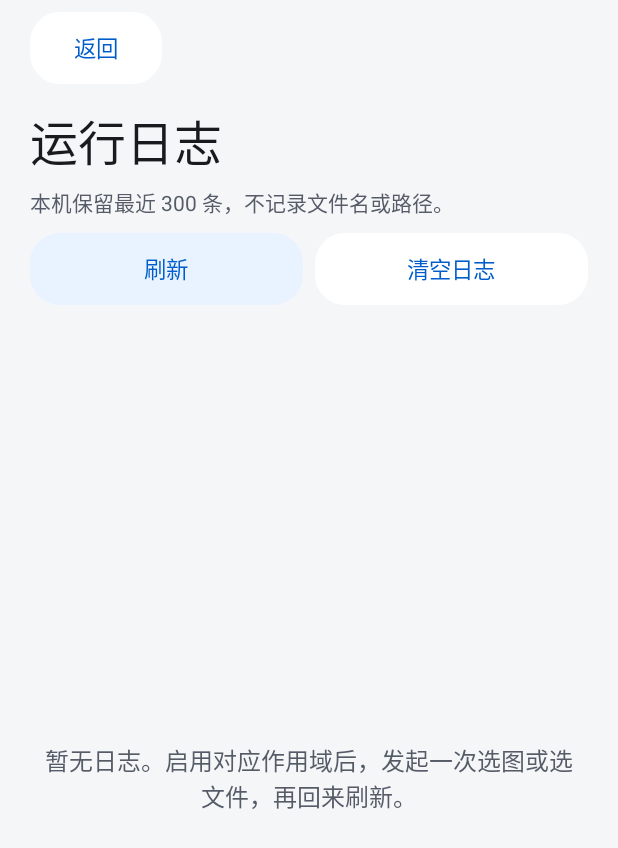
After one commit to wangyupwp/hyperospicker, an Android app: the LogActivity screen opened directly, with no data from a screen before it, on a phone screen of 412 x 824 dp. The commit adds this screen. Shown: the top 848 px of the screen. Run offline under Robolectric (Android 15) with nearby library versions, the phone set to English and light mode, and no system bars.

Commit message:
Add in-app picker logs and caller details in 1.6.1

```diff
--- /dev/null
+++ b/app/src/main/java/cn/wangyupwp/hyperospicker/LogActivity.java
@@ -0,0 +1,219 @@
+package cn.wangyupwp.hyperospicker;
+
+import android.app.Activity;
+import android.app.AlertDialog;
+import android.graphics.Color;
+import android.graphics.drawable.ColorDrawable;
+import android.os.Bundle;
+import android.view.Gravity;
+import android.view.View;
+import android.view.ViewGroup;
+import android.widget.BaseAdapter;
+import android.widget.Button;
+import android.widget.FrameLayout;
+import android.widget.LinearLayout;
+import android.widget.ListView;
+import android.widget.TextView;
+import android.widget.Toast;
+
+import java.text.DateFormat;
+import java.util.Date;
+import java.util.List;
+import java.util.concurrent.ExecutorService;
+import java.util.concurrent.Executors;
+
+public final class LogActivity extends Activity {
+    private final ExecutorService disk = Executors.newSingleThreadExecutor();
+    private ModuleUi ui;
+    private LogAdapter adapter;
+    private TextView emptyMessage;
+    private Button refreshButton;
+    private Button clearButton;
+    private boolean loading;
+
+    @Override
+    protected void onCreate(Bundle state) {
+        super.onCreate(state);
+        ui = new ModuleUi(this);
+        var root = ui.screen();
+        var header = ui.column();
+        header.setPadding(ui.dp(20), ui.dp(8), ui.dp(20), ui.dp(10));
+        root.addView(header, new LinearLayout.LayoutParams(-1, -2));
+        header.addView(ui.action(R.string.back, false, view -> finish()),
+                new LinearLayout.LayoutParams(-2, -2));
+
+        TextView title = ui.text(32, R.color.module_text, true);
+        title.setText(R.string.logs_title);
+        title.setAccessibilityHeading(true);
+        ui.append(header, title, 14);
+        TextView summary = ui.text(14, R.color.module_secondary, false);
+        summary.setText(getString(R.string.logs_retention, LogStore.LIMIT));
+        ui.append(header, summary, 6);
+
+        var toolbar = new LinearLayout(this);
+        refreshButton = ui.action(R.string.logs_refresh, true, view -> load(false));
+        clearButton = ui.action(R.string.logs_clear, false, view -> confirmClear());
+        toolbar.addView(refreshButton, new LinearLayout.LayoutParams(0, -2, 1));
+        var clearParams = new LinearLayout.LayoutParams(0, -2, 1);
+        clearParams.setMarginStart(ui.dp(8));
+        toolbar.addView(clearButton, clearParams);
+        ui.append(header, toolbar, 10);
+
+        var listArea = new FrameLayout(this);
+        root.addView(listArea, new LinearLayout.LayoutParams(-1, 0, 1));
+        var list = new ListView(this);
+        list.setPadding(ui.dp(20), 0, ui.dp(20), ui.dp(20));
+        list.setClipToPadding(false);
+        list.setDivider(new ColorDrawable(Color.TRANSPARENT));
+        list.setDividerHeight(ui.dp(8));
+        adapter = new LogAdapter();
+        list.setAdapter(adapter);
+        listArea.addView(list, new FrameLayout.LayoutParams(-1, -1));
+
+        emptyMessage = ui.text(16, R.color.module_secondary, false);
+        emptyMessage.setGravity(Gravity.CENTER);
+        emptyMessage.setPadding(ui.dp(24), ui.dp(16), ui.dp(24), ui.dp(16));
+        listArea.addView(emptyMessage, new FrameLayout.LayoutParams(-1, -1));
+        list.setEmptyView(emptyMessage);
+    }
+
+    @Override
+    protected void onResume() {
+        super.onResume();
+        load(false);
+    }
+
+    @Override
+    protected void onDestroy() {
+        disk.shutdown();
+        super.onDestroy();
+    }
+
+    private void confirmClear() {
+        new AlertDialog.Builder(this)
+                .setTitle(R.string.logs_clear)
+                .setMessage(R.string.logs_clear_confirmation)
+                .setNegativeButton(android.R.string.cancel, null)
+                .setPositiveButton(R.string.logs_clear, (dialog, button) -> load(true))
+                .show();
+    }
+
+    private void load(boolean clear) {
+        if (loading) {
+            return;
+        }
+        loading = true;
+        refreshButton.setEnabled(false);
+        clearButton.setEnabled(false);
+        if (adapter.getCount() == 0) {
+            emptyMessage.setText(R.string.logs_loading);
+        }
+        disk.execute(() -> {
+            List<LogStore.Entry> data;
+            try {
+                LogStore store = LogStore.get(getApplicationContext());
+                if (clear) {
+                    store.clear();
+                }
+                data = store.latest();
+            } catch (RuntimeException unavailable) {
+                data = null;
+            }
+            List<LogStore.Entry> result = data;
+            runOnUiThread(() -> show(result));
+        });
+    }
+
+    private void show(List<LogStore.Entry> result) {
+        if (isFinishing() || isDestroyed()) {
+            return;
+        }
+        loading = false;
+        refreshButton.setEnabled(true);
+        if (result == null) {
+            emptyMessage.setText(R.string.logs_read_failed);
+            if (adapter.getCount() > 0) {
+                Toast.makeText(this, R.string.logs_read_failed, Toast.LENGTH_SHORT).show();
+            }
+        } else {
+            emptyMessage.setText(R.string.logs_empty);
+            adapter.entries = result;
+            adapter.notifyDataSetChanged();
+        }
+        clearButton.setEnabled(adapter.getCount() > 0);
+    }
+
+    private final class LogAdapter extends BaseAdapter {
+        private final DateFormat dateFormat = DateFormat.getDateTimeInstance(DateFormat.SHORT, DateFormat.MEDIUM);
+        private List<LogStore.Entry> entries = List.of();
+
+        @Override
+        public int getCount() {
+            return entries.size();
+        }
+
+        @Override
+        public LogStore.Entry getItem(int position) {
+            return entries.get(position);
+        }
+
+        @Override
+        public long getItemId(int position) {
+            return position;
+        }
+
+        @Override
+        public boolean areAllItemsEnabled() {
+            return false;
+        }
+
+        @Override
+        public boolean isEnabled(int position) {
+            return false;
+        }
+
+        @Override
+        public View getView(int position, View convertView, ViewGroup parent) {
+            LinearLayout row;
+            if (convertView instanceof LinearLayout existing) {
+                row = existing;
+            } else {
+                row = ui.card();
+                ui.append(row, ui.text(16, R.color.module_text, true), 0);
+                ui.append(row, ui.text(14, R.color.module_text, false), 6);
+                ui.append(row, ui.text(13, R.color.module_secondary, false), 6);
+            }
+            LogStore.Entry entry = getItem(position);
+            ((TextView) row.getChildAt(0)).setText(eventLabel(entry.event()));
+            ((TextView) row.getChildAt(1)).setText(callerText(entry));
+            int source = PickerLog.PHOTOS.equals(entry.source()) ? R.string.logs_source_photo : R.string.logs_source_file;
+            String date = dateFormat.format(new Date(entry.timestamp()));
+            ((TextView) row.getChildAt(2)).setText(getString(R.string.logs_entry_meta, getString(source), date));
+            return row;
+        }
+    }
+
+    private String callerText(LogStore.Entry entry) {
+        String packageName = entry.callerPackage();
+        if (packageName == null) {
+            return getString(R.string.logs_caller, getString(R.string.logs_unknown_app));
+        }
+        String label = entry.callerLabel();
+        String app = label == null || label.equals(packageName)
+                ? packageName : getString(R.string.logs_app_with_package, label, packageName);
+        return getString(R.string.logs_caller, app);
+    }
+
+    private static int eventLabel(PickerLog.Event event) {
+        return switch (event) {
+            case FORWARDED -> R.string.logs_forwarded;
+            case SKIPPED_REQUEST -> R.string.logs_skipped;
+            case NO_DOCUMENTS_UI -> R.string.logs_documents_missing;
+            case RESOLVE_FAILED -> R.string.logs_resolve_failed;
+            case INITIALIZE_FAILED -> R.string.logs_initialize_failed;
+            case SOURCE_FINISHING -> R.string.logs_source_finishing;
+            case LAUNCH_FAILED -> R.string.logs_launch_failed;
+            case CLOSE_FAILED -> R.string.logs_close_failed;
+        };
+    }
+}
--- /dev/null
+++ b/app/src/main/java/cn/wangyupwp/hyperospicker/LogStore.java
@@ -0,0 +1,80 @@
+package cn.wangyupwp.hyperospicker;
+
+import android.content.ContentValues;
+import android.content.Context;
+import android.database.Cursor;
+import android.database.sqlite.SQLiteDatabase;
+import android.database.sqlite.SQLiteOpenHelper;
+
+import java.util.ArrayList;
+import java.util.List;
+
+final class LogStore extends SQLiteOpenHelper {
+    static final int LIMIT = 300;
+    private static LogStore instance;
+
+    record Entry(long timestamp, String source, PickerLog.Event event, String callerPackage, String callerLabel) { }
+
+    static synchronized LogStore get(Context context) {
+        if (instance == null) {
+            instance = new LogStore(context.getApplicationContext());
+        }
+        return instance;
+    }
+
+    private LogStore(Context context) {
+        super(context, "picker_events.db", null, 2);
+    }
+
+    @Override
+    public void onCreate(SQLiteDatabase db) {
+        db.execSQL("CREATE TABLE events (_id INTEGER PRIMARY KEY, timestamp INTEGER NOT NULL,"
+                + " source TEXT NOT NULL, event TEXT NOT NULL, caller_package TEXT, caller_label TEXT)");
+    }
+
+    @Override
+    public void onUpgrade(SQLiteDatabase db, int oldVersion, int newVersion) {
+        if (oldVersion != 1 || newVersion != 2) {
+            throw new IllegalStateException("Unsupported log database migration");
+        }
+        db.execSQL("ALTER TABLE events ADD COLUMN caller_package TEXT");
+        db.execSQL("ALTER TABLE events ADD COLUMN caller_label TEXT");
+    }
+
+    void record(String source, PickerLog.Event event, String callerPackage, String callerLabel) {
+        ContentValues values = new ContentValues();
+        values.put("timestamp", System.currentTimeMillis());
+        values.put("source", source);
+        values.put("event", event.name());
+        values.put("caller_package", callerPackage);
+        values.put("caller_label", callerLabel);
+
+        SQLiteDatabase db = getWritableDatabase();
+        db.beginTransaction();
+        try {
+            db.insertOrThrow("events", null, values);
+            db.execSQL("DELETE FROM events WHERE _id <= "
+                    + "(SELECT _id FROM events ORDER BY _id DESC LIMIT 1 OFFSET ?)", new Object[]{LIMIT});
+            db.setTransactionSuccessful();
+        } finally {
+            db.endTransaction();
+        }
+    }
+
+    List<Entry> latest() {
+        var entries = new ArrayList<Entry>();
+        try (Cursor rows = getReadableDatabase().query("events",
+                new String[]{"timestamp", "source", "event", "caller_package", "caller_label"}, null, null, null, null,
+                "_id DESC", Integer.toString(LIMIT))) {
+            while (rows.moveToNext()) {
+                entries.add(new Entry(rows.getLong(0), rows.getString(1), PickerLog.Event.valueOf(rows.getString(2)),
+                        rows.getString(3), rows.getString(4)));
+            }
+        }
+        return entries;
+    }
+
+    void clear() {
+        getWritableDatabase().delete("events", null, null);
+    }
+}
--- /dev/null
+++ b/app/src/main/java/cn/wangyupwp/hyperospicker/ModuleUi.java
@@ -0,0 +1,105 @@
+package cn.wangyupwp.hyperospicker;
+
+import android.app.Activity;
+import android.content.res.ColorStateList;
+import android.graphics.Typeface;
+import android.graphics.drawable.GradientDrawable;
+import android.graphics.drawable.RippleDrawable;
+import android.view.Gravity;
+import android.view.View;
+import android.view.WindowInsets;
+import android.widget.Button;
+import android.widget.LinearLayout;
+import android.widget.ScrollView;
+import android.widget.TextView;
+
+final class ModuleUi {
+    private final Activity activity;
+
+    ModuleUi(Activity activity) {
+        this.activity = activity;
+    }
+
+    LinearLayout screen() {
+        LinearLayout root = column();
+        root.setBackgroundColor(activity.getColor(R.color.module_background));
+        activity.getWindow().setDecorFitsSystemWindows(false);
+        root.setOnApplyWindowInsetsListener((view, insets) -> {
+            var edges = insets.getInsets(WindowInsets.Type.systemBars() | WindowInsets.Type.displayCutout());
+            view.setPadding(edges.left, edges.top, edges.right, edges.bottom);
+            return insets;
+        });
+        activity.setContentView(root);
+        root.requestApplyInsets();
+        return root;
+    }
+
+    LinearLayout scrollBody(LinearLayout root) {
+        ScrollView scroll = new ScrollView(activity);
+        scroll.setFillViewport(true);
+        scroll.setVerticalScrollBarEnabled(false);
+        LinearLayout body = column();
+        body.setPadding(dp(20), dp(12), dp(20), dp(24));
+        scroll.addView(body);
+        root.addView(scroll, new LinearLayout.LayoutParams(-1, 0, 1));
+        return body;
+    }
+
+    LinearLayout column() {
+        LinearLayout layout = new LinearLayout(activity);
+        layout.setOrientation(LinearLayout.VERTICAL);
+        return layout;
+    }
+
+    LinearLayout card() {
+        LinearLayout card = column();
+        card.setBackground(surface(R.color.module_surface));
+        card.setPadding(dp(18), dp(15), dp(18), dp(15));
+        return card;
+    }
+
+    TextView text(int size, int color, boolean bold) {
+        TextView text = new TextView(activity);
+        text.setTextSize(size);
+        text.setTextColor(activity.getColor(color));
+        if (bold) {
+            text.setTypeface(Typeface.create("sans-serif-medium", Typeface.NORMAL));
+        }
+        return text;
+    }
+
+    Button action(int label, boolean emphasized, View.OnClickListener listener) {
+        Button button = new Button(activity);
+        int color = emphasized ? R.color.module_accent_surface : R.color.module_surface;
+        button.setBackground(new RippleDrawable(ColorStateList.valueOf(activity.getColor(R.color.module_ripple)),
+                surface(color), null));
+        button.setText(label);
+        button.setAllCaps(false);
+        button.setStateListAnimator(null);
+        button.setTextSize(15);
+        button.setTextColor(activity.getColor(R.color.module_accent));
+        button.setGravity(Gravity.CENTER);
+        button.setMinWidth(0);
+        button.setMinHeight(dp(48));
+        button.setPadding(dp(14), dp(9), dp(14), dp(9));
+        button.setOnClickListener(listener);
+        return button;
+    }
+
+    void append(LinearLayout parent, View child, int gap) {
+        var params = new LinearLayout.LayoutParams(-1, -2);
+        params.topMargin = dp(gap);
+        parent.addView(child, params);
+    }
+
+    int dp(int units) {
+        return Math.round(units * activity.getResources().getDisplayMetrics().density);
+    }
+
+    private GradientDrawable surface(int color) {
+        GradientDrawable shape = new GradientDrawable();
+        shape.setCornerRadius(dp(20));
+        shape.setColor(activity.getColor(color));
+        return shape;
+    }
+}
--- /dev/null
+++ b/app/src/main/res/values-night/styles.xml
@@ -0,0 +1,16 @@
+<resources>
+    <style name="ModuleTheme" parent="@android:style/Theme.Material.NoActionBar">
+        <item name="android:fontFamily">sans-serif</item>
+        <item name="android:colorAccent">@color/module_accent</item>
+        <item name="android:windowBackground">@color/module_background</item>
+        <item name="android:windowLightStatusBar">false</item>
+        <item name="android:windowLightNavigationBar">false</item>
+    </style>
+    <color name="module_background">#121316</color>
+    <color name="module_surface">#1D2025</color>
+    <color name="module_text">#F0F2F6</color>
+    <color name="module_secondary">#B3BBC8</color>
+    <color name="module_accent">#8DBBFF</color>
+    <color name="module_accent_surface">#192D49</color>
+    <color name="module_ripple">#328DBBFF</color>
+</resources>
--- a/app/src/main/res/values/strings.xml
+++ b/app/src/main/res/values/strings.xml
@@ -5,4 +5,29 @@
     <string name="open_special_access">打开系统特殊应用权限</string>
     <string name="open_settings">当前系统没有专用入口，已尝试打开系统设置。</string>
     <string name="settings_unavailable">无法打开系统设置。</string>
+    <string name="back">返回</string>
+    <string name="logs_title">运行日志</string>
+    <string name="logs_summary">查看选择请求的转发结果和失败原因。</string>
+    <string name="open_logs">查看日志</string>
+    <string name="logs_retention">本机保留最近 %1$d 条，不记录文件名或路径。</string>
+    <string name="logs_refresh">刷新</string>
+    <string name="logs_clear">清空日志</string>
+    <string name="logs_clear_confirmation">删除目前保存在本机的运行日志？</string>
+    <string name="logs_loading">正在读取日志…</string>
+    <string name="logs_empty">暂无日志。启用对应作用域后，发起一次选图或选文件，再回来刷新。</string>
+    <string name="logs_read_failed">无法读取日志，请重试。</string>
+    <string name="logs_source_photo">照片和视频选择器</string>
+    <string name="logs_source_file">小米文件管理</string>
+    <string name="logs_entry_meta">%1$s · %2$s</string>
+    <string name="logs_caller">发起应用：%1$s</string>
+    <string name="logs_unknown_app">未知应用</string>
+    <string name="logs_app_with_package">%1$s（%2$s）</string>
+    <string name="logs_forwarded">已打开 Android 原生文件选择器</string>
+    <string name="logs_skipped">请求不适合转发，保留原选择器</string>
+    <string name="logs_documents_missing">未找到 DocumentsUI，保留原选择器</string>
+    <string name="logs_resolve_failed">无法解析选择请求，保留原选择器</string>
+    <string name="logs_initialize_failed">初始化失败，保留原选择器</string>
+    <string name="logs_source_finishing">原界面已结束，未转发</string>
+    <string name="logs_launch_failed">DocumentsUI 启动失败，已结束此次选择</string>
+    <string name="logs_close_failed">关闭原界面时遇到错误</string>
 </resources>
--- /dev/null
+++ b/app/src/main/res/values/styles.xml
@@ -0,0 +1,16 @@
+<resources>
+    <style name="ModuleTheme" parent="@android:style/Theme.Material.Light.NoActionBar">
+        <item name="android:fontFamily">sans-serif</item>
+        <item name="android:colorAccent">@color/module_accent</item>
+        <item name="android:windowBackground">@color/module_background</item>
+        <item name="android:windowLightStatusBar">true</item>
+        <item name="android:windowLightNavigationBar">true</item>
+    </style>
+    <color name="module_background">#F5F6F8</color>
+    <color name="module_surface">#FFFFFF</color>
+    <color name="module_text">#191A1D</color>
+    <color name="module_secondary">#555C68</color>
+    <color name="module_accent">#005CCB</color>
+    <color name="module_accent_surface">#E9F2FF</color>
+    <color name="module_ripple">#19005CCB</color>
+</resources>
```
Also changed, not shown: app/src/main/AndroidManifest.xml (+11 -1 lines), app/src/main/java/cn/wangyupwp/hyperospicker/LogProvider.java (added, +81 -0 lines), app/src/main/java/cn/wangyupwp/hyperospicker/PickerLog.java (added, +114 -0 lines), app/src/main/java/cn/wangyupwp/hyperospicker/PickerModule.java (+23 -8 lines), app/src/main/java/cn/wangyupwp/hyperospicker/SettingsActivity.java (+18 -20 lines), 2 other files.
